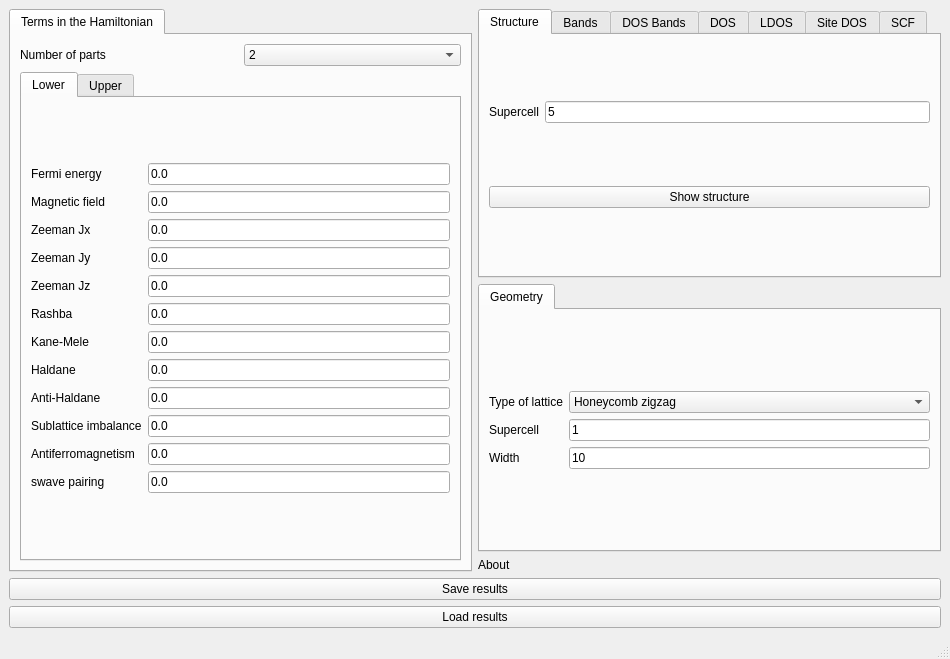
joselado/quantum-lattice, file interface-pyqt/hybridribbon/interface.ui: the form before one commit.
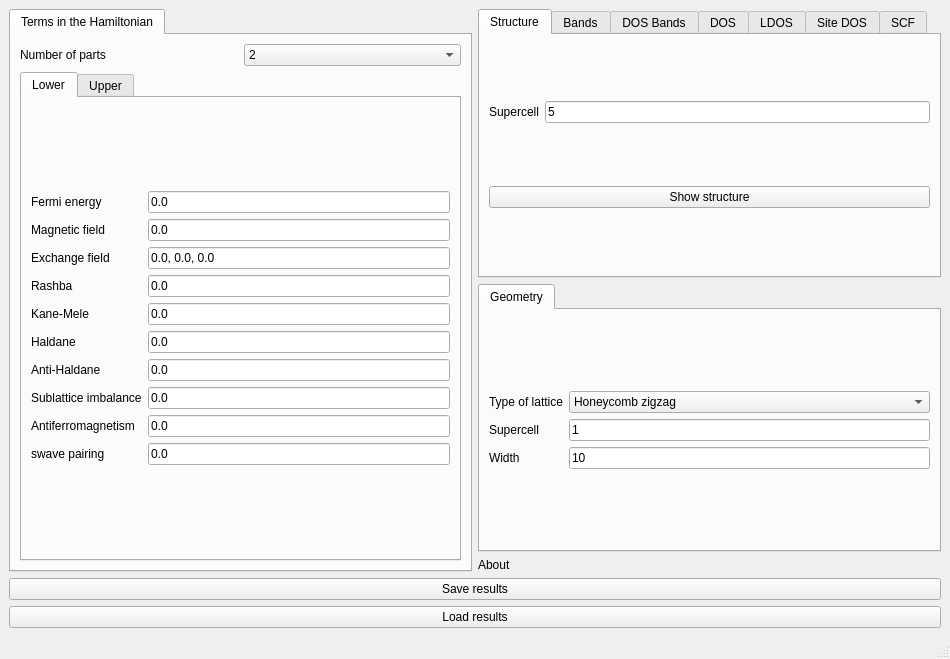
The form after the commit. Custom widgets are drawn as their Qt base class.

Commit message: Unify per-component exchange fields into a single array, like 0d

```diff
--- a/interface-pyqt/hybridribbon/interface.ui
+++ b/interface-pyqt/hybridribbon/interface.ui
@@ -83,20 +83,6 @@
            <layout class="QGridLayout" name="gridLayout_17">
             <item row="0" column="0">
              <layout class="QGridLayout" name="gridLayout_10">
-              <item row="4" column="0">
-               <widget class="BodyLabel" name="label_38">
-                <property name="text">
-                 <string>Zeeman Jz</string>
-                </property>
-               </widget>
-              </item>
-              <item row="4" column="1">
-               <widget class="LineEdit" name="Bz_2">
-                <property name="text">
-                 <string>0.0</string>
-                </property>
-               </widget>
-              </item>
               <item row="10" column="1">
                <widget class="LineEdit" name="mAF_2">
                 <property name="text">
@@ -114,14 +100,14 @@
               <item row="2" column="0">
                <widget class="BodyLabel" name="label_36">
                 <property name="text">
-                 <string>Zeeman Jx</string>
+                 <string>Exchange field</string>
                 </property>
                </widget>
               </item>
               <item row="2" column="1">
                <widget class="LineEdit" name="Bx_2">
                 <property name="text">
-                 <string>0.0</string>
+                 <string>0.0, 0.0, 0.0</string>
                 </property>
                </widget>
               </item>
@@ -142,13 +128,6 @@
                 </property>
                </widget>
               </item>
-              <item row="3" column="0">
-               <widget class="BodyLabel" name="label_34">
-                <property name="text">
-                 <string>Zeeman Jy</string>
-                </property>
-               </widget>
-              </item>
               <item row="9" column="1">
                <widget class="LineEdit" name="mAB_2">
                 <property name="text">
@@ -177,13 +156,6 @@
                 </property>
                </widget>
               </item>
-              <item row="3" column="1">
-               <widget class="LineEdit" name="By_2">
-                <property name="text">
-                 <string>0.0</string>
-                </property>
-               </widget>
-              </item>
               <item row="5" column="0">
                <widget class="BodyLabel" name="label_32">
                 <property name="text">
```
Left out of the diff: 42 changed lines with no effect on the pictures. The commit also changes 24 other files.
